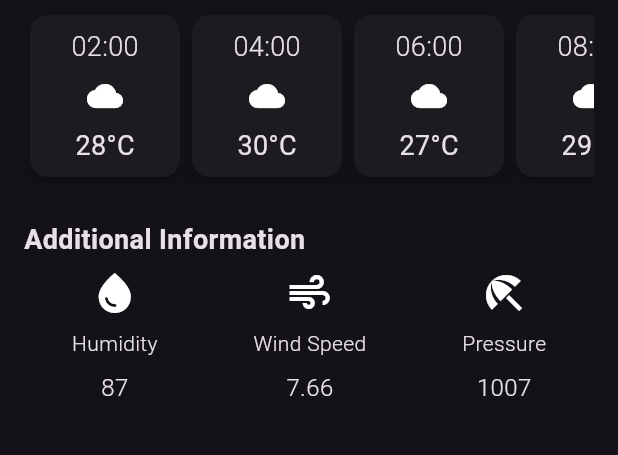
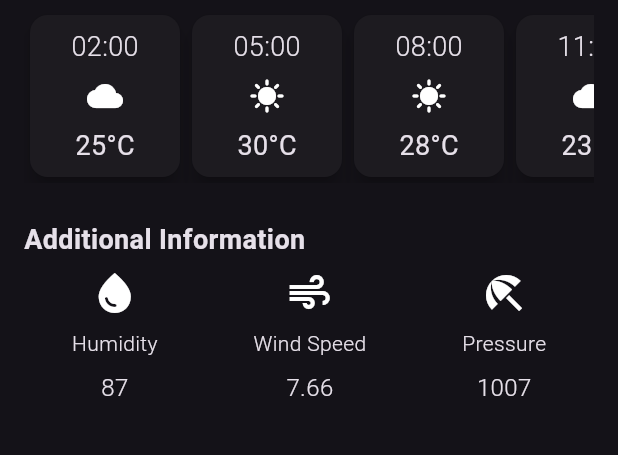
Before and after one commit to WebX-Divin/weather_app, a Flutter app: the screen it shows after launch, on a phone screen of 412 x 824 dp, the part 465-920 px from its top. Run offline on Flutter 3.47's test engine with Material 3 defaults, Android fonts, the phone set to English and light mode, and no system bars.

Commit message:
UI Fully Updated

```diff
--- a/lib/weather_screen.dart
+++ b/lib/weather_screen.dart
@@ -95,11 +95,11 @@ class WeatherScreen extends StatelessWidget {
               scrollDirection: Axis.horizontal,
               child: Row(
                 children: [
-                  HourlyForecast(time: '02:00', icon: Icons.cloud, temperature: '28°C'),
-                  HourlyForecast(time: '04:00', icon: Icons.cloud, temperature: '30°C'),
-                  HourlyForecast(time: '06:00', icon: Icons.cloud, temperature: '27°C'),
-                  HourlyForecast(time: '08:00', icon: Icons.cloud, temperature: '29°C'),
-                  HourlyForecast(time: '10:00', icon: Icons.cloud, temperature: '31°C'),
+                  HourlyForecast(time: '02:00', icon: Icons.cloud, temperature: '25°C'),
+                  HourlyForecast(time: '05:00', icon: Icons.sunny, temperature: '30°C'),
+                  HourlyForecast(time: '08:00', icon: Icons.sunny, temperature: '28°C'),
+                  HourlyForecast(time: '11:00', icon: Icons.cloud, temperature: '23°C'),
+                  HourlyForecast(time: '01:00', icon: Icons.sunny, temperature: '27°C'),
                 ],
               ),
             ),
```
Also changed, not shown: 12 other files.
